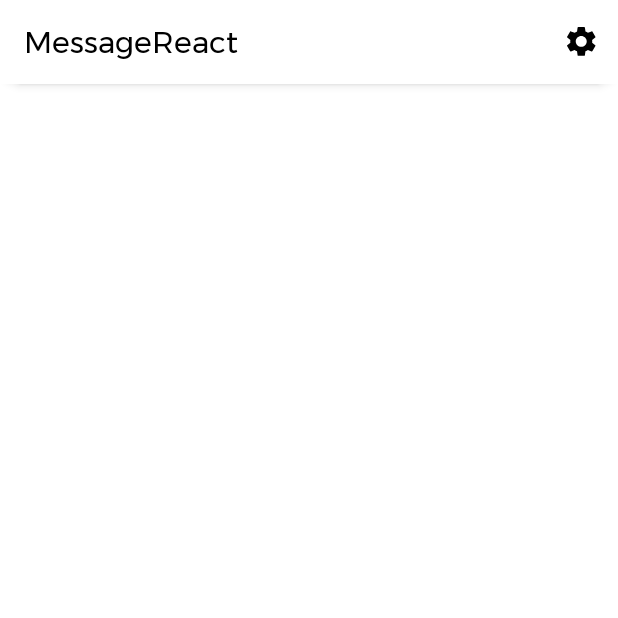
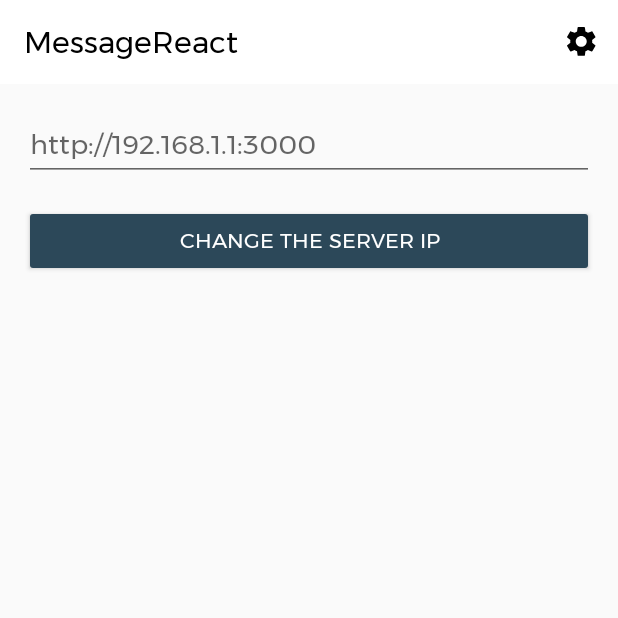
Before and after one commit to Owydoo/twitch-chat-highlight, an Android app: the screen it shows after launch (MainActivity), after a tap on "settings", on a phone screen of 412 x 824 dp, the top half of it. Run offline under Robolectric (Android 15) with nearby library versions, the phone set to English and light mode, and no system bars; libraries missing offline, so code that uses them is left out: com.mikepenz.fastadapter, io.socket.client; 7 statements that could not run were skipped.

Commit message:
setting ip fragment

```diff
--- a/MessageReact/app/src/main/java/com/entreprisecorp/messagereact/ReactMessage.kt
+++ b/MessageReact/app/src/main/java/com/entreprisecorp/messagereact/ReactMessage.kt
@@ -1,22 +1,54 @@
 package com.entreprisecorp.messagereact
 
 import android.app.Application
+import android.content.SharedPreferences
 import android.util.Log
+import androidx.core.content.edit
+import androidx.preference.PreferenceManager
 import io.socket.client.IO
 import io.socket.client.Socket
+import java.lang.Exception
 import java.net.URISyntaxException
 
 class ReactMessage : Application() {
 
     lateinit var socket: Socket
+    var ipAddress: String? = ""
+        set(value) {
+            field = value
+            sharedPrefs.edit {
+                putString(SHARED_PREFS_IP, value)
+            }
+        }
+        get() {
+            return sharedPrefs.getString(SHARED_PREFS_IP, "http://192.168.1.1:3000")
+        }
+
+    private val sharedPrefs: SharedPreferences by lazy {
+        PreferenceManager.getDefaultSharedPreferences(this)
+    }
 
     override fun onCreate() {
         super.onCreate()
         try {
-            socket = IO.socket("http://89.87.13.28:3000")
+            socket = IO.socket(ipAddress)
             socket.connect()
+        } catch (e: Exception) {
+            Log.d("chat", e.toString())
+        }
+    }
+
+    fun changeSocket(ipAddress: String) {
+        try {
+            socket = IO.socket(ipAddress)
+            socket.connect()
+            this.ipAddress = ipAddress
         } catch (e: URISyntaxException) {
             Log.d("chat", e.toString())
         }
     }
+
+    companion object {
+        const val SHARED_PREFS_IP: String = "id_adress_server"
+    }
 }
--- /dev/null
+++ b/MessageReact/app/src/main/java/com/entreprisecorp/messagereact/fragment/SettingsFragment.kt
@@ -0,0 +1,31 @@
+package com.entreprisecorp.messagereact.fragment
+
+import android.os.Bundle
+import android.view.View
+import androidx.fragment.app.Fragment
+import androidx.navigation.fragment.findNavController
+import com.entreprisecorp.messagereact.NavMainDirections
+import com.entreprisecorp.messagereact.R
+import com.entreprisecorp.messagereact.ReactMessage
+import com.entreprisecorp.messagereact.databinding.FragmentSettingsBinding
+import com.google.android.material.snackbar.Snackbar
+
+class SettingsFragment : Fragment(R.layout.fragment_settings) {
+
+    lateinit var binding: FragmentSettingsBinding
+
+    override fun onViewCreated(view: View, savedInstanceState: Bundle?) {
+        super.onViewCreated(view, savedInstanceState)
+
+        binding = FragmentSettingsBinding.bind(view)
+        binding.ipEditText.hint = (activity?.application as ReactMessage).ipAddress
+
+        binding.changeServerButton.setOnClickListener {
+            val ipAddress = binding.ipEditText.text.toString()
+            context?.let { it1 -> Snackbar.make(it1, view, ipAddress, Snackbar.LENGTH_LONG).show() }
+            (activity?.application as ReactMessage).changeSocket(ipAddress)
+            findNavController().navigate(NavMainDirections.actionGlobalHomeFragment())
+        }
+
+    }
+}
--- a/MessageReact/app/src/main/java/com/entreprisecorp/messagereact/main/MainActivity.kt
+++ b/MessageReact/app/src/main/java/com/entreprisecorp/messagereact/main/MainActivity.kt
@@ -2,21 +2,30 @@ package com.entreprisecorp.messagereact.main
 
 import android.os.Bundle
 import android.view.Menu
+import android.view.MenuItem
 import androidx.appcompat.app.AppCompatActivity
 import androidx.appcompat.widget.Toolbar
 import androidx.navigation.NavController
+import androidx.navigation.findNavController
+import com.entreprisecorp.messagereact.NavMainDirections
 import com.entreprisecorp.messagereact.R
+import com.entreprisecorp.messagereact.ReactMessage
+import com.entreprisecorp.messagereact.databinding.ActivityMainBinding
+import com.google.android.material.snackbar.Snackbar
 import io.socket.client.Socket
 
 class MainActivity : AppCompatActivity() {
+    lateinit var binding: ActivityMainBinding
 
     private lateinit var navController: NavController
     override fun onCreate(savedInstanceState: Bundle?) {
         super.onCreate(savedInstanceState)
-        setContentView(R.layout.activity_main)
+        binding = ActivityMainBinding.inflate(layoutInflater)
+        setContentView(binding.root)
 
         val toolbar = findViewById<Toolbar>(R.id.toolbar)
         setSupportActionBar(toolbar)
+        snackBarIpServer()
     }
 
     override fun onSupportNavigateUp(): Boolean {
@@ -28,4 +37,16 @@ class MainActivity : AppCompatActivity() {
         menuInflater.inflate(R.menu.menu_settings, menu)
         return true
     }
+
+    override fun onOptionsItemSelected(item: MenuItem): Boolean {
+        findNavController(R.id.fragmentContainerView).navigate(NavMainDirections.actionGlobalSettingsFragment())
+        return super.onOptionsItemSelected(item)
+    }
+
+    fun snackBarIpServer() {
+        val ipAddress = (application as ReactMessage).ipAddress
+        if (ipAddress != null) {
+            Snackbar.make(this, binding.root, ipAddress, Snackbar.LENGTH_LONG).show()
+        }
+    }
 }
--- /dev/null
+++ b/MessageReact/app/src/main/res/layout/fragment_settings.xml
@@ -0,0 +1,29 @@
+<?xml version="1.0" encoding="utf-8"?>
+<androidx.constraintlayout.widget.ConstraintLayout
+    xmlns:android="http://schemas.android.com/apk/res/android"
+    xmlns:app="http://schemas.android.com/apk/res-auto"
+    android:layout_width="match_parent"
+    android:layout_height="match_parent">
+
+    <EditText
+        android:id="@+id/ipEditText"
+        android:layout_width="0dp"
+        android:layout_margin="@dimen/spacing_large"
+        android:layout_height="wrap_content"
+        android:inputType="textPersonName"
+        android:hint="@string/ip_adress"
+        app:layout_constraintEnd_toEndOf="parent"
+        app:layout_constraintStart_toStartOf="parent"
+        app:layout_constraintTop_toTopOf="parent" />
+
+    <Button
+        android:id="@+id/changeServerButton"
+        style="@style/Widget.AppCompat.Button.Colored"
+        android:layout_width="0dp"
+        android:layout_height="wrap_content"
+        android:text="@string/change_the_server_ip"
+        android:layout_marginTop="@dimen/spacing_large"
+        app:layout_constraintEnd_toEndOf="@+id/ipEditText"
+        app:layout_constraintStart_toStartOf="@+id/ipEditText"
+        app:layout_constraintTop_toBottomOf="@+id/ipEditText" />
+</androidx.constraintlayout.widget.ConstraintLayout>
--- a/MessageReact/app/src/main/res/navigation/nav_main.xml
+++ b/MessageReact/app/src/main/res/navigation/nav_main.xml
@@ -21,4 +21,14 @@
         <argument android:name="message"
             app:argType="com.entreprisecorp.messagereact.ChatMessage" />
     </dialog>
+    <fragment
+        android:id="@+id/settingsFragment"
+        android:name="com.entreprisecorp.messagereact.fragment.SettingsFragment"
+        android:label="SettingsFragment" />
+    <action
+        android:id="@+id/action_global_settingsFragment"
+        app:destination="@id/settingsFragment" />
+    <action
+        android:id="@+id/action_global_homeFragment"
+        app:destination="@id/homeFragment" />
 </navigation>
--- a/MessageReact/app/src/main/res/values/strings.xml
+++ b/MessageReact/app/src/main/res/values/strings.xml
@@ -7,4 +7,6 @@
     <string name="hide_the_message">Hide the message</string>
     <string name="chat_twitch">Chat Twitch</string>
     <string name="arrowdescription">arrow</string>
+    <string name="change_the_server_ip">Change the server ip</string>
+    <string name="ip_adress">IP adress</string>
 </resources>
```
